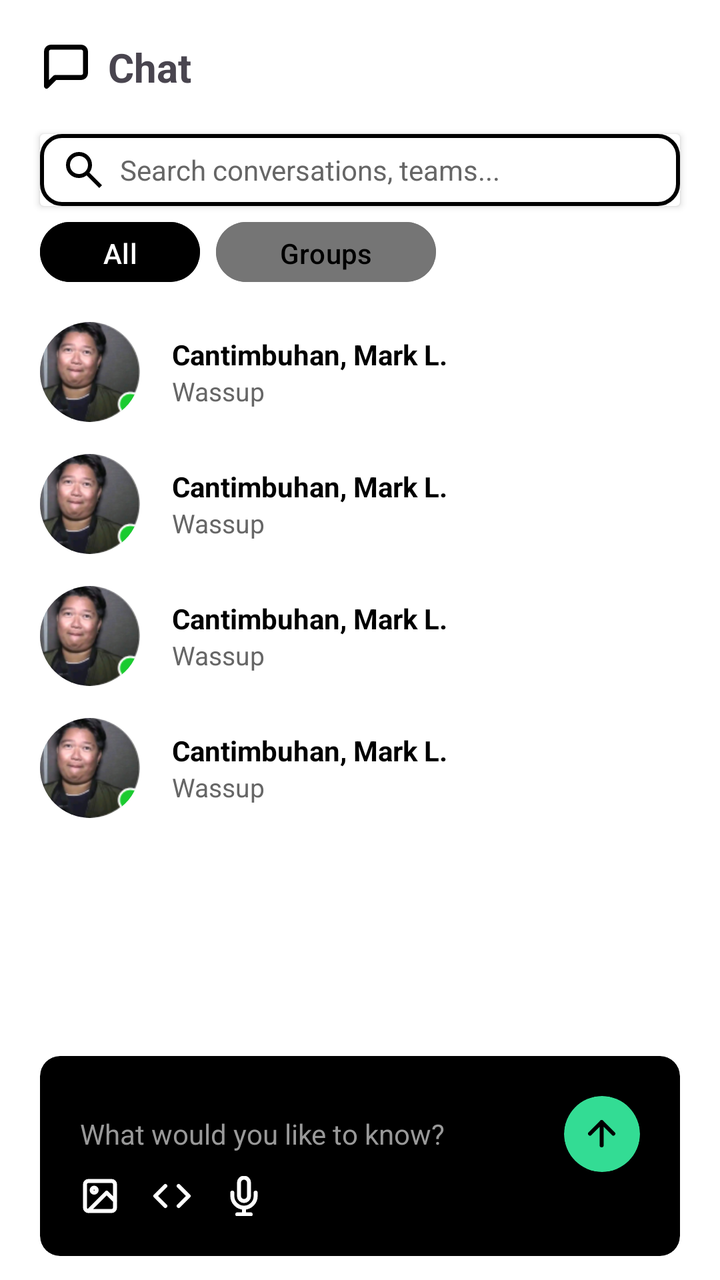
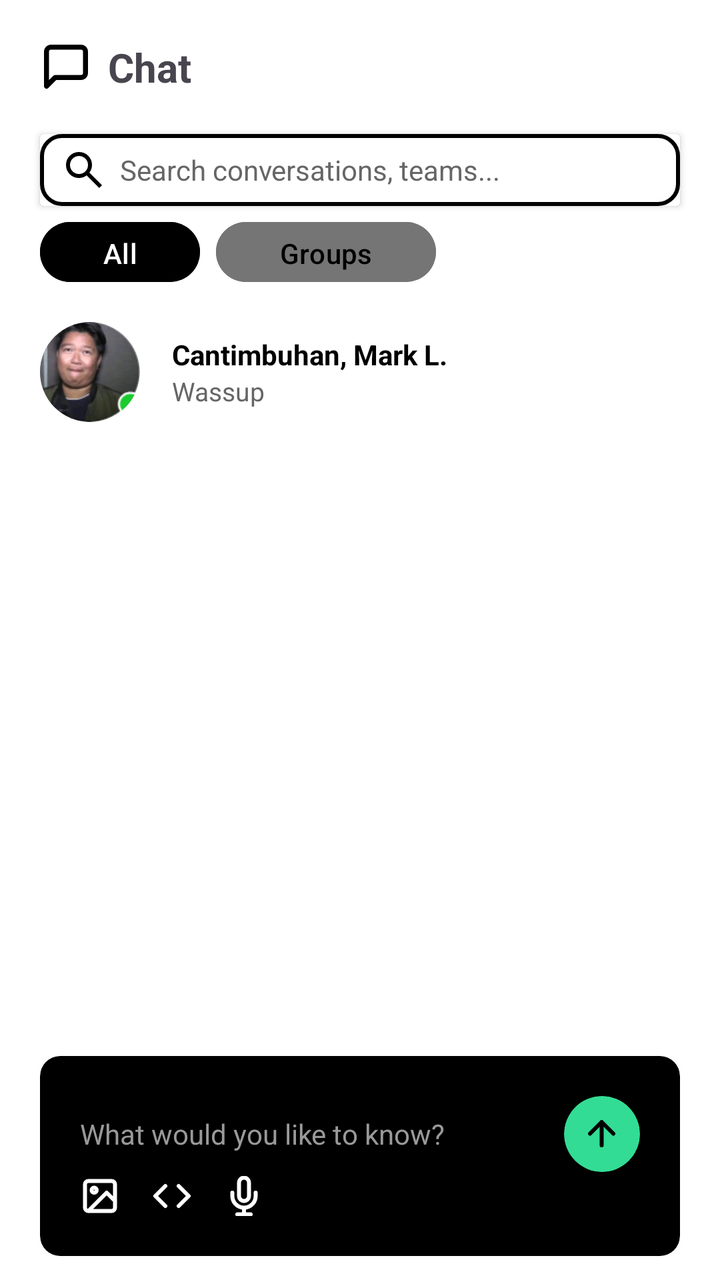

Two renders of the same Android screen: before a commit and after it. Below are the layout's source before the change and the commit's diff.
<!-- AndroidManifest.xml: application theme Theme.Syncly -->
<!-- res/layout/fragment_chat.xml -->
<?xml version="1.0" encoding="utf-8"?>
<FrameLayout xmlns:android="http://schemas.android.com/apk/res/android"
    xmlns:app="http://schemas.android.com/apk/res-auto"
    xmlns:tools="http://schemas.android.com/tools"
    android:id="@+id/main"
    android:layout_width="match_parent"
    android:layout_height="match_parent"
    android:background="#FFFFFF"
    tools:context=".fragments.Chat">

    <RelativeLayout
        android:layout_width="match_parent"
        android:layout_height="match_parent">
        <RelativeLayout
            android:layout_width="match_parent"
            android:layout_height="wrap_content"
            android:layout_margin="20dp"
            android:id="@+id/heading"
            >
            <ImageView
                android:layout_width="wrap_content"
                android:layout_height="wrap_content"
                android:src="@drawable/icon_chat"
                android:id="@+id/chatIcon"
                android:layout_centerVertical="true"
                app:tint="@color/black"
                />

            <TextView
                android:layout_width="wrap_content"
                android:layout_height="wrap_content"
                android:layout_toEndOf="@id/chatIcon"
                android:text="Chat"
                android:textSize="20dp"
                android:layout_marginLeft="8dp"
                android:textStyle="bold"
                android:layout_centerVertical="true"/>
        </RelativeLayout>

        <androidx.cardview.widget.CardView
            android:layout_width="match_parent"
            android:layout_height="wrap_content"
            android:id="@+id/searchContainer"
            android:layout_marginBottom="4dp"
            android:layout_marginHorizontal="20dp"
            android:layout_below="@id/heading"
            >
            <LinearLayout
                android:layout_width="match_parent"
                android:layout_height="wrap_content"
                android:orientation="horizontal"
                android:paddingVertical="6dp"
                android:layout_alignParentTop="true"
                android:background="@drawable/bg_outline_card">

                <ImageView
                    android:layout_width="24dp"
                    android:layout_height="24dp"
                    android:layout_marginStart="10dp"
                    android:src="@drawable/icon_search"
                    app:tint="#000000" />

                <EditText
                    android:layout_width="0dp"
                    android:layout_height="match_parent"
                    android:layout_marginStart="6dp"
                    android:layout_weight="1"
                    android:background="@null"
                    android:hint="Search conversations, teams..."
                    android:singleLine="true"
                    android:textColor="#000000"
                    android:textColorHint="#666666"
                    android:textSize="14sp" />

            </LinearLayout>
        </androidx.cardview.widget.CardView>
        <LinearLayout
            android:layout_width="match_parent"
            android:layout_height="wrap_content"
            android:orientation="horizontal"
            android:layout_below="@id/searchContainer"
            android:layout_marginHorizontal="20dp"
            android:id="@+id/filter">
            <com.google.android.material.button.MaterialButton
                android:layout_width="80dp"
                android:layout_height="38dp"
                android:text="All"
                android:backgroundTint="@color/black"
                android:layout_marginEnd="8dp"/>
            <com.google.android.material.button.MaterialButton
                android:layout_width="110dp"
                android:layout_height="38dp"
                android:text="Groups"
                android:backgroundTint="@color/gray"
                android:textColor="@color/black"/>
        </LinearLayout>

        <ScrollView
            android:layout_width="match_parent"
            android:layout_height="match_parent"
            android:layout_below="@id/filter"
            android:layout_marginHorizontal="20dp"
            android:layout_marginTop="8dp"
            android:layout_marginBottom="120dp">

            <LinearLayout
                android:layout_width="match_parent"
                android:layout_height="wrap_content"
                android:orientation="vertical">

                <androidx.constraintlayout.widget.ConstraintLayout
                    android:layout_width="match_parent"
                    android:layout_height="wrap_content"
                    android:paddingTop="8dp"
                    android:paddingBottom="8dp">

                    <androidx.cardview.widget.CardView
                        android:id="@+id/card1"
                        android:layout_width="50dp"
                        android:layout_height="50dp"
                        app:cardCornerRadius="25dp"
                        app:cardElevation="0dp"
                        app:layout_constraintStart_toStartOf="parent"
                        app:layout_constraintTop_toTopOf="parent">

                        <ImageView
                            android:layout_width="match_parent"
                            android:layout_height="match_parent"
                            android:background="#CCCCCC"
                            android:scaleType="centerCrop"
                            android:src="@drawable/sample_profile" />
                    </androidx.cardview.widget.CardView>

                    <TextView
                        android:id="@+id/name1"
                        android:layout_width="wrap_content"
                        android:layout_height="wrap_content"
                        android:layout_marginStart="16dp"
                        android:text="Cantimbuhan, Mark L."
                        android:textColor="#000000"
                        android:textSize="14sp"
                        android:textStyle="bold"
                        app:layout_constraintBottom_toTopOf="@+id/msg1"
                        app:layout_constraintStart_toEndOf="@+id/card1"
                        app:layout_constraintTop_toTopOf="@+id/card1"
                        app:layout_constraintVertical_chainStyle="packed" />

                    <TextView
                        android:id="@+id/msg1"
                        android:layout_width="wrap_content"
                        android:layout_height="wrap_content"
                        android:layout_marginStart="16dp"
                        android:text="Wassup"
                        android:textColor="#666666"
                        android:textSize="13sp"
                        app:layout_constraintBottom_toBottomOf="@+id/card1"
                        app:layout_constraintStart_toEndOf="@+id/card1"
                        app:layout_constraintTop_toBottomOf="@+id/name1" />
                </androidx.constraintlayout.widget.ConstraintLayout>

                <androidx.constraintlayout.widget.ConstraintLayout
                    android:layout_width="match_parent"
                    android:layout_height="wrap_content"
                    android:paddingTop="8dp"
                    android:paddingBottom="8dp">

                    <androidx.cardview.widget.CardView
                        android:id="@+id/card2"
                        android:layout_width="50dp"
                        android:layout_height="50dp"
                        app:cardCornerRadius="25dp"
                        app:cardElevation="0dp"
                        app:layout_constraintStart_toStartOf="parent"
                        app:layout_constraintTop_toTopOf="parent">

                        <ImageView
                            android:layout_width="match_parent"
                            android:layout_height="match_parent"
                            android:background="#CCCCCC"
                            android:scaleType="centerCrop"
                            android:src="@drawable/sample_profile" />
                    </androidx.cardview.widget.CardView>

                    <TextView
                        android:id="@+id/name2"
                        android:layout_width="wrap_content"
                        android:layout_height="wrap_content"
                        android:layout_marginStart="16dp"
                        android:text="Cantimbuhan, Mark L."
                        android:textColor="#000000"
                        android:textSize="14sp"
                        android:textStyle="bold"
                        app:layout_constraintBottom_toTopOf="@+id/msg2"
                        app:layout_constraintStart_toEndOf="@+id/card2"
                        app:layout_constraintTop_toTopOf="@+id/card2"
                        app:layout_constraintVertical_chainStyle="packed" />

                    <TextView
                        android:id="@+id/msg2"
                        android:layout_width="wrap_content"
                        android:layout_height="wrap_content"
                        android:layout_marginStart="16dp"
                        android:text="Wassup"
                        android:textColor="#666666"
                        android:textSize="13sp"
                        app:layout_constraintBottom_toBottomOf="@+id/card2"
                        app:layout_constraintStart_toEndOf="@+id/card2"
                        app:layout_constraintTop_toBottomOf="@+id/name2" />
                </androidx.constraintlayout.widget.ConstraintLayout>

                <androidx.constraintlayout.widget.ConstraintLayout
                    android:layout_width="match_parent"
                    android:layout_height="wrap_content"
                    android:paddingTop="8dp"
                    android:paddingBottom="8dp">

                    <androidx.cardview.widget.CardView
                        android:id="@+id/card3"
                        android:layout_width="50dp"
                        android:layout_height="50dp"
                        app:cardCornerRadius="25dp"
                        app:cardElevation="0dp"
                        app:layout_constraintStart_toStartOf="parent"
                        app:layout_constraintTop_toTopOf="parent">

                        <ImageView
                            android:layout_width="match_parent"
                            android:layout_height="match_parent"
                            android:background="#CCCCCC"
                            android:scaleType="centerCrop"
                            android:src="@drawable/sample_profile" />
                    </androidx.cardview.widget.CardView>

                    <TextView
                        android:id="@+id/name3"
                        android:layout_width="wrap_content"
                        android:layout_height="wrap_content"
                        android:layout_marginStart="16dp"
                        android:text="Cantimbuhan, Mark L."
                        android:textColor="#000000"
                        android:textSize="14sp"
                        android:textStyle="bold"
                        app:layout_constraintBottom_toTopOf="@+id/msg3"
                        app:layout_constraintStart_toEndOf="@+id/card3"
                        app:layout_constraintTop_toTopOf="@+id/card3"
                        app:layout_constraintVertical_chainStyle="packed" />

                    <TextView
                        android:id="@+id/msg3"
                        android:layout_width="wrap_content"
                        android:layout_height="wrap_content"
                        android:layout_marginStart="16dp"
                        android:text="Wassup"
                        android:textColor="#666666"
                        android:textSize="13sp"
                        app:layout_constraintBottom_toBottomOf="@+id/card3"
                        app:layout_constraintStart_toEndOf="@+id/card3"
                        app:layout_constraintTop_toBottomOf="@+id/name3" />
                </androidx.constraintlayout.widget.ConstraintLayout>

                <androidx.constraintlayout.widget.ConstraintLayout
                    android:layout_width="match_parent"
                    android:layout_height="wrap_content"
                    android:paddingTop="8dp"
                    android:paddingBottom="8dp">

                    <androidx.cardview.widget.CardView
                        android:id="@+id/card4"
                        android:layout_width="50dp"
                        android:layout_height="50dp"
                        app:cardCornerRadius="25dp"
                        app:cardElevation="0dp"
                        app:layout_constraintStart_toStartOf="parent"
                        app:layout_constraintTop_toTopOf="parent">

                        <ImageView
                            android:layout_width="match_parent"
                            android:layout_height="match_parent"
                            android:background="#CCCCCC"
                            android:scaleType="centerCrop"
                            android:src="@drawable/sample_profile" />
                    </androidx.cardview.widget.CardView>

                    <TextView
                        android:id="@+id/name4"
                        android:layout_width="wrap_content"
                        android:layout_height="wrap_content"
                        android:layout_marginStart="16dp"
                        android:text="Cantimbuhan, Mark L."
                        android:textColor="#000000"
                        android:textSize="14sp"
                        android:textStyle="bold"
                        app:layout_constraintBottom_toTopOf="@+id/msg4"
                        app:layout_constraintStart_toEndOf="@+id/card4"
                        app:layout_constraintTop_toTopOf="@+id/card4"
                        app:layout_constraintVertical_chainStyle="packed" />

                    <TextView
                        android:id="@+id/msg4"
                        android:layout_width="wrap_content"
                        android:layout_height="wrap_content"
                        android:layout_marginStart="16dp"
                        android:text="Wassup"
                        android:textColor="#666666"
                        android:textSize="13sp"
                        app:layout_constraintBottom_toBottomOf="@+id/card4"
                        app:layout_constraintStart_toEndOf="@+id/card4"
                        app:layout_constraintTop_toBottomOf="@+id/name4" />
                </androidx.constraintlayout.widget.ConstraintLayout>
            </LinearLayout>
        </ScrollView>
    </RelativeLayout>
    <androidx.cardview.widget.CardView
        android:layout_width="match_parent"
        android:layout_height="100dp"
        android:backgroundTint="@color/black"
        app:cardCornerRadius="10dp"
        android:layout_marginHorizontal="20dp"
        android:layout_marginBottom="12dp"
        android:layout_gravity="bottom"
        app:cardElevation="0dp">
        <RelativeLayout
            android:id="@+id/chatbotContainer"
            android:layout_width="match_parent"
            android:layout_height="match_parent"
            android:padding="20dp"
            >

            <EditText
                android:id="@+id/chatbotInput"
                android:layout_width="290dp"
                android:layout_height="38dp"
                android:background="@null"
                android:hint="What would you like to know?"
                android:textColorHint="#999999"
                android:textColor="@color/white"
                android:textSize="14sp"/>

            <androidx.cardview.widget.CardView
                android:layout_width="38dp"
                android:layout_height="38dp"
                app:cardCornerRadius="40dp"
                android:backgroundTint="@color/green"
                android:padding="4dp"
                android:layout_alignParentEnd="true"
                android:id="@+id/sendBtn">
                <ImageButton
                    android:layout_width="28dp"
                    android:layout_height="28dp"
                    android:src="@drawable/icon_send"
                    android:backgroundTint="@color/green"
                    android:layout_gravity="center"
                    android:background="@android:color/transparent"
                    />
            </androidx.cardview.widget.CardView>

            <LinearLayout
                android:layout_width="wrap_content"
                android:layout_height="wrap_content"
                android:layout_marginTop="16dp"
                android:orientation="horizontal"
                android:layout_alignParentBottom="true">

                <ImageView
                    android:layout_width="20dp"
                    android:layout_height="20dp"
                    android:layout_marginEnd="16dp"
                    android:src="@drawable/icon_image"
                    app:tint="#FFFFFF" />

                <ImageView
                    android:layout_width="20dp"
                    android:layout_height="20dp"
                    android:layout_marginEnd="16dp"
                    android:src="@drawable/icon_code"
                    app:tint="#FFFFFF" />

                <ImageView
                    android:layout_width="20dp"
                    android:layout_height="20dp"
                    android:src="@drawable/icon_mic"
                    app:tint="#FFFFFF" />

            </LinearLayout>

        </RelativeLayout>
    </androidx.cardview.widget.CardView>
</FrameLayout>
<!-- resources referenced by this layout -->
<resources>
  <color name="black">#FF000000</color>
  <color name="gray">#757575</color>
  <color name="green">#33DC94</color>
  <color name="white">#FFFFFFFF</color>
  <!-- drawable bg_outline_card (drawable) -->
  <?xml version="1.0" encoding="utf-8"?>
  <shape xmlns:android="http://schemas.android.com/apk/res/android"
      android:shape="rectangle">
  
      <solid android:color="@color/white"/>
      <stroke android:color="@color/black"
          android:width="2dp"/>
      <corners
          android:topLeftRadius="10dp"
          android:topRightRadius="10dp"
          android:bottomLeftRadius="10dp"
          android:bottomRightRadius="10dp"/>
  
  </shape>
  <!-- drawable icon_chat (drawable) -->
  <vector xmlns:android="http://schemas.android.com/apk/res/android"
      android:width="26dp"
      android:height="26dp"
      android:viewportWidth="26"
      android:viewportHeight="26">
    <path
        android:pathData="M22.75,16.25C22.75,16.825 22.522,17.376 22.115,17.782C21.709,18.188 21.158,18.417 20.583,18.417H7.583L3.25,22.75V5.417C3.25,4.842 3.478,4.291 3.885,3.885C4.291,3.478 4.842,3.25 5.417,3.25H20.583C21.158,3.25 21.709,3.478 22.115,3.885C22.522,4.291 22.75,4.842 22.75,5.417V16.25Z"
        android:strokeLineJoin="round"
        android:strokeWidth="2.5"
        android:fillColor="#00000000"
        android:strokeColor="#ffffff"
        android:strokeLineCap="round"/>
  </vector>
  <!-- drawable icon_code (drawable) -->
  <vector xmlns:android="http://schemas.android.com/apk/res/android"
      android:width="20dp"
      android:height="20dp"
      android:viewportWidth="20"
      android:viewportHeight="20">
    <path
        android:pathData="M13.333,15L18.333,10L13.333,5M6.667,5L1.667,10L6.667,15"
        android:strokeLineJoin="round"
        android:strokeWidth="2"
        android:fillColor="#00000000"
        android:strokeColor="#ffffff"
        android:strokeLineCap="round"/>
  </vector>
  <!-- drawable icon_image (drawable) -->
  <vector xmlns:android="http://schemas.android.com/apk/res/android"
      android:width="20dp"
      android:height="20dp"
      android:viewportWidth="20"
      android:viewportHeight="20">
    <path
        android:pathData="M4.167,17.5H15.833C16.754,17.5 17.5,16.754 17.5,15.833V4.167C17.5,3.246 16.754,2.5 15.833,2.5H4.167C3.246,2.5 2.5,3.246 2.5,4.167V15.833C2.5,16.754 3.246,17.5 4.167,17.5ZM4.167,17.5L13.333,8.333L17.5,12.5M8.333,7.083C8.333,7.774 7.774,8.333 7.083,8.333C6.393,8.333 5.833,7.774 5.833,7.083C5.833,6.393 6.393,5.833 7.083,5.833C7.774,5.833 8.333,6.393 8.333,7.083Z"
        android:strokeLineJoin="round"
        android:strokeWidth="2"
        android:fillColor="#00000000"
        android:strokeColor="#ffffff"
        android:strokeLineCap="round"/>
  </vector>
  <!-- drawable icon_search (drawable) -->
  <vector xmlns:android="http://schemas.android.com/apk/res/android"
      android:width="24dp"
      android:height="24dp"
      android:viewportWidth="960"
      android:viewportHeight="960">
    <path
        android:pathData="M784,840 L532,588q-30,24 -69,38t-83,14q-109,0 -184.5,-75.5T120,380q0,-109 75.5,-184.5T380,120q109,0 184.5,75.5T640,380q0,44 -14,83t-38,69l252,252 -56,56ZM380,560q75,0 127.5,-52.5T560,380q0,-75 -52.5,-127.5T380,200q-75,0 -127.5,52.5T200,380q0,75 52.5,127.5T380,560Z"
        android:fillColor="#e3e3e3"/>
  </vector>
  <!-- drawable icon_send (drawable) -->
  <vector xmlns:android="http://schemas.android.com/apk/res/android"
      android:width="14dp"
      android:height="14dp"
      android:viewportWidth="14"
      android:viewportHeight="14">
    <path
        android:pathData="M6.833,12.667V1M6.833,1L1,6.833M6.833,1L12.667,6.833"
        android:strokeLineJoin="round"
        android:strokeWidth="2"
        android:fillColor="#000000"
        android:strokeColor="#000000"
        android:strokeLineCap="round"/>
  </vector>
  <style name="Theme.Syncly" parent="Base.Theme.Syncly" />
  <style name="Base.Theme.Syncly" parent="Theme.Material3.DayNight.NoActionBar">
          
          
      </style>
  <!-- unchanged entries left out for length: 2 -->
</resources>

<!-- the commit's change to res/layout/fragment_chat.xml (unified diff, before → after) -->
@@ -109,6 +109,7 @@
                 android:orientation="vertical">
 
                 <androidx.constraintlayout.widget.ConstraintLayout
+                    android:id="@+id/profile"
                     android:layout_width="match_parent"
                     android:layout_height="wrap_content"
                     android:paddingTop="8dp"
@@ -156,156 +157,6 @@
                         app:layout_constraintBottom_toBottomOf="@+id/card1"
                         app:layout_constraintStart_toEndOf="@+id/card1"
                         app:layout_constraintTop_toBottomOf="@+id/name1" />
-                </androidx.constraintlayout.widget.ConstraintLayout>
-
-                <androidx.constraintlayout.widget.ConstraintLayout
-                    android:layout_width="match_parent"
-                    android:layout_height="wrap_content"
-                    android:paddingTop="8dp"
-                    android:paddingBottom="8dp">
-
-                    <androidx.cardview.widget.CardView
-                        android:id="@+id/card2"
-                        android:layout_width="50dp"
-                        android:layout_height="50dp"
-                        app:cardCornerRadius="25dp"
-                        app:cardElevation="0dp"
-                        app:layout_constraintStart_toStartOf="parent"
-                        app:layout_constraintTop_toTopOf="parent">
-
-                        <ImageView
-                            android:layout_width="match_parent"
-                            android:layout_height="match_parent"
-                            android:background="#CCCCCC"
-                            android:scaleType="centerCrop"
-                            android:src="@drawable/sample_profile" />
-                    </androidx.cardview.widget.CardView>
-
-                    <TextView
-                        android:id="@+id/name2"
-                        android:layout_width="wrap_content"
-                        android:layout_height="wrap_content"
-                        android:layout_marginStart="16dp"
-                        android:text="Cantimbuhan, Mark L."
-                        android:textColor="#000000"
-                        android:textSize="14sp"
-                        android:textStyle="bold"
-                        app:layout_constraintBottom_toTopOf="@+id/msg2"
-                        app:layout_constraintStart_toEndOf="@+id/card2"
-                        app:layout_constraintTop_toTopOf="@+id/card2"
-                        app:layout_constraintVertical_chainStyle="packed" />
-
-                    <TextView
-                        android:id="@+id/msg2"
-                        android:layout_width="wrap_content"
-                        android:layout_height="wrap_content"
-                        android:layout_marginStart="16dp"
-                        android:text="Wassup"
-                        android:textColor="#666666"
-                        android:textSize="13sp"
-                        app:layout_constraintBottom_toBottomOf="@+id/card2"
-                        app:layout_constraintStart_toEndOf="@+id/card2"
-                        app:layout_constraintTop_toBottomOf="@+id/name2" />
-                </androidx.constraintlayout.widget.ConstraintLayout>
-
-                <androidx.constraintlayout.widget.ConstraintLayout
-                    android:layout_width="match_parent"
-                    android:layout_height="wrap_content"
-                    android:paddingTop="8dp"
-                    android:paddingBottom="8dp">
-
-                    <androidx.cardview.widget.CardView
-                        android:id="@+id/card3"
-                        android:layout_width="50dp"
-                        android:layout_height="50dp"
-                        app:cardCornerRadius="25dp"
-                        app:cardElevation="0dp"
-                        app:layout_constraintStart_toStartOf="parent"
-                        app:layout_constraintTop_toTopOf="parent">
-
-                        <ImageView
-                            android:layout_width="match_parent"
-                            android:layout_height="match_parent"
-                            android:background="#CCCCCC"
-                            android:scaleType="centerCrop"
-                            android:src="@drawable/sample_profile" />
-                    </androidx.cardview.widget.CardView>
-
-                    <TextView
-                        android:id="@+id/name3"
-                        android:layout_width="wrap_content"
-                        android:layout_height="wrap_content"
-                        android:layout_marginStart="16dp"
-                        android:text="Cantimbuhan, Mark L."
-                        android:textColor="#000000"
-                        android:textSize="14sp"
-                        android:textStyle="bold"
-                        app:layout_constraintBottom_toTopOf="@+id/msg3"
-                        app:layout_constraintStart_toEndOf="@+id/card3"
-                        app:layout_constraintTop_toTopOf="@+id/card3"
-                        app:layout_constraintVertical_chainStyle="packed" />
-
-                    <TextView
-                        android:id="@+id/msg3"
-                        android:layout_width="wrap_content"
-                        android:layout_height="wrap_content"
-                        android:layout_marginStart="16dp"
-                        android:text="Wassup"
-                        android:textColor="#666666"
-                        android:textSize="13sp"
-                        app:layout_constraintBottom_toBottomOf="@+id/card3"
-                        app:layout_constraintStart_toEndOf="@+id/card3"
-                        app:layout_constraintTop_toBottomOf="@+id/name3" />
-                </androidx.constraintlayout.widget.ConstraintLayout>
-
-                <androidx.constraintlayout.widget.ConstraintLayout
-                    android:layout_width="match_parent"
-                    android:layout_height="wrap_content"
-                    android:paddingTop="8dp"
-                    android:paddingBottom="8dp">
-
-                    <androidx.cardview.widget.CardView
-                        android:id="@+id/card4"
-                        android:layout_width="50dp"
-                        android:layout_height="50dp"
-                        app:cardCornerRadius="25dp"
-                        app:cardElevation="0dp"
-                        app:layout_constraintStart_toStartOf="parent"
-                        app:layout_constraintTop_toTopOf="parent">
-
-                        <ImageView
-                            android:layout_width="match_parent"
-                            android:layout_height="match_parent"
-                            android:background="#CCCCCC"
-                            android:scaleType="centerCrop"
-                            android:src="@drawable/sample_profile" />
-                    </androidx.cardview.widget.CardView>
-
-                    <TextView
-                        android:id="@+id/name4"
-                        android:layout_width="wrap_content"
-                        android:layout_height="wrap_content"
-                        android:layout_marginStart="16dp"
-                        android:text="Cantimbuhan, Mark L."
-                        android:textColor="#000000"
-                        android:textSize="14sp"
-                        android:textStyle="bold"
-                        app:layout_constraintBottom_toTopOf="@+id/msg4"
-                        app:layout_constraintStart_toEndOf="@+id/card4"
-                        app:layout_constraintTop_toTopOf="@+id/card4"
-                        app:layout_constraintVertical_chainStyle="packed" />
-
-                    <TextView
-                        android:id="@+id/msg4"
-                        android:layout_width="wrap_content"
-                        android:layout_height="wrap_content"
-                        android:layout_marginStart="16dp"
-                        android:text="Wassup"
-                        android:textColor="#666666"
-                        android:textSize="13sp"
-                        app:layout_constraintBottom_toBottomOf="@+id/card4"
-                        app:layout_constraintStart_toEndOf="@+id/card4"
-                        app:layout_constraintTop_toBottomOf="@+id/name4" />
                 </androidx.constraintlayout.widget.ConstraintLayout>
             </LinearLayout>
         </ScrollView>
